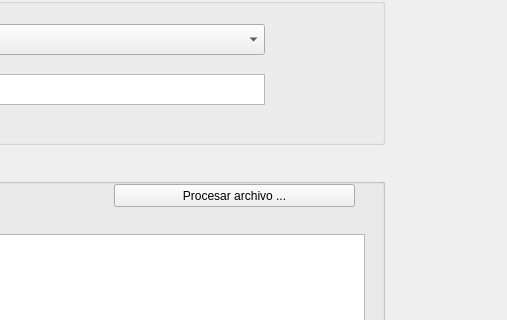
Above: GUI.ui from julianapolom/DataAnalysis before the change; both pictures show x 196 to 703 and y 236 to 556 of the 703 by 744 pixel window. Below: the same form after it.
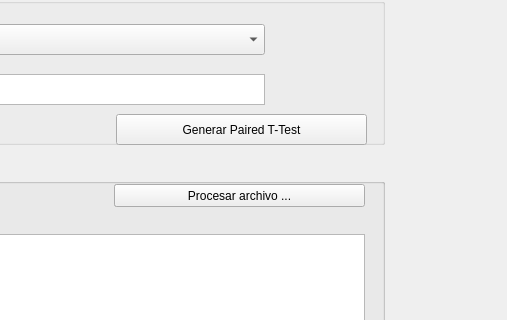
That is the form after the change.

Commit message: Evento del boton

```diff
--- a/GUI.ui
+++ b/GUI.ui
@@ -138,7 +138,7 @@
        <rect>
         <x>270</x>
         <y>20</y>
-        <width>241</width>
+        <width>251</width>
         <height>23</height>
        </rect>
       </property>
@@ -190,6 +190,19 @@
       </rect>
      </property>
     </widget>
+    <widget class="QPushButton" name="generarPairedTestBtn">
+     <property name="geometry">
+      <rect>
+       <x>272</x>
+       <y>130</y>
+       <width>251</width>
+       <height>31</height>
+      </rect>
+     </property>
+     <property name="text">
+      <string>Generar Paired T-Test</string>
+     </property>
+    </widget>
    </widget>
   </widget>
   <widget class="QMenuBar" name="menubar">
```
The commit also changes 1 other file.
